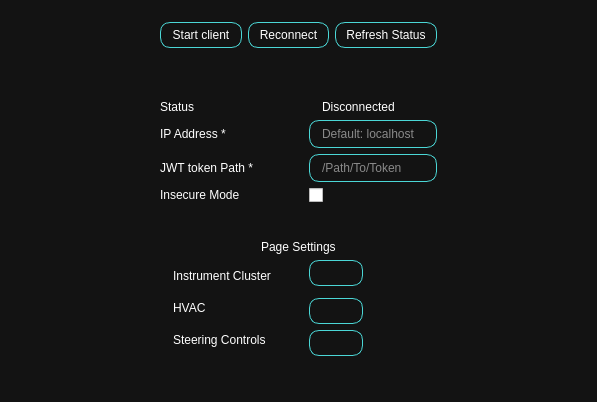
This is ui/Settings_Window.ui in suchinton/AGL_Demo_Control_Panel as Qt 5 draws it before an edit. The edited form follows.
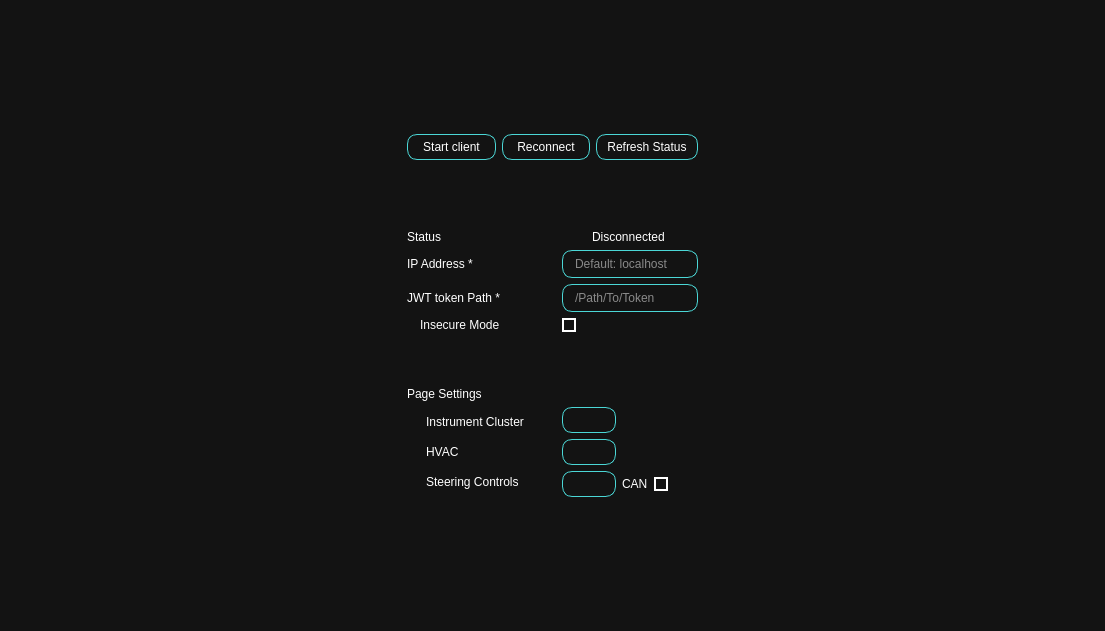
This is the edited form. Icons and pictures are not drawn.

Commit message:
Replace all check-boxes with custom toggle buttons
Replaced CAN <-> Kuksa & Insecure mode toggles with custom button with animation

Diff of the .ui file:
```diff
--- a/ui/Settings_Window.ui
+++ b/ui/Settings_Window.ui
@@ -6,8 +6,8 @@
    <rect>
     <x>0</x>
     <y>0</y>
-    <width>597</width>
-    <height>402</height>
+    <width>1105</width>
+    <height>631</height>
    </rect>
   </property>
   <property name="windowTitle">
@@ -44,11 +44,141 @@
 	padding: 5px 10px;
 	border: 1px solid #4BD7D6 ; /* light blue */
 	border-radius: 10px;
+}
+
+QCheckBox {
+  background-color: transparent;
+  color: white;
+}
+
+QCheckBox::indicator:unchecked {
+  border: 2px solid white;
+  background-color: transparent;
+}
+
+QCheckBox::indicator:checked {
+  background-color: #00ffff; /* Neon blue */
+  border: 2px solid #00cccc; /* Darker neon blue */
+}
+
+QCheckBox:disabled {
+  color: #aaaaaa; /* Grayed out text color */
+}
+
+QCheckBox:indicator:disabled {
+  background-color: #cccccc; /* Grayed out background */
 }</string>
   </property>
   <widget class="QWidget" name="centralwidget">
    <layout class="QGridLayout" name="gridLayout">
-    <item row="3" column="1" colspan="3">
+    <item row="1" column="3" rowspan="4">
+     <spacer name="horizontalSpacer">
+      <property name="orientation">
+       <enum>Qt::Horizontal</enum>
+      </property>
+      <property name="sizeHint" stdset="0">
+       <size>
+        <width>40</width>
+        <height>20</height>
+       </size>
+      </property>
+     </spacer>
+    </item>
+    <item row="1" column="1" colspan="2">
+     <widget class="QFrame" name="frame_2">
+      <property name="sizePolicy">
+       <sizepolicy hsizetype="Preferred" vsizetype="Fixed">
+        <horstretch>0</horstretch>
+        <verstretch>0</verstretch>
+       </sizepolicy>
+      </property>
+      <property name="frameShape">
+       <enum>QFrame::StyledPanel</enum>
+      </property>
+      <property name="frameShadow">
+       <enum>QFrame::Raised</enum>
+      </property>
+      <layout class="QHBoxLayout" name="horizontalLayout_2">
+       <item>
+        <widget class="QPushButton" name="startClientBtn">
+         <property name="text">
+          <string>Start client</string>
+         </property>
+         <property name="icon">
+          <iconset resource="../assets/res.qrc">
+           <normaloff>:/icons/feather/play.svg</normaloff>:/icons/feather/play.svg</iconset>
+         </property>
+         <property name="iconSize">
+          <size>
+           <width>30</width>
+           <height>30</height>
+          </size>
+         </property>
+        </widget>
+       </item>
+       <item>
+        <widget class="QPushButton" name="reconnectBtn">
+         <property name="text">
+          <string>Reconnect</string>
+         </property>
+         <property name="icon">
+          <iconset resource="../assets/res.qrc">
+           <normaloff>:/icons/feather/refresh-cw.svg</normaloff>:/icons/feather/refresh-cw.svg</iconset>
+         </property>
+         <property name="iconSize">
+          <size>
+           <width>30</width>
+           <height>30</height>
+          </size>
+         </property>
+        </widget>
+       </item>
+       <item>
+        <widget class="QPushButton" name="refreshBtn">
+         <property name="text">
+          <string>Refresh Status</string>
+         </property>
+         <property name="iconSize">
+          <size>
+           <width>30</width>
+           <height>30</height>
+          </size>
+         </property>
+        </widget>
+       </item>
+      </layout>
+     </widget>
+    </item>
+    <item row="4" column="1" colspan="2">
+     <spacer name="verticalSpacer">
+      <property name="orientation">
+       <enum>Qt::Vertical</enum>
+      </property>
+      <property name="sizeType">
+       <enum>QSizePolicy::Expanding</enum>
+      </property>
+      <property name="sizeHint" stdset="0">
+       <size>
+        <width>20</width>
+        <height>40</height>
+       </size>
+      </property>
+     </spacer>
+    </item>
+    <item row="1" column="0" rowspan="4">
+     <spacer name="horizontalSpacer_2">
+      <property name="orientation">
+       <enum>Qt::Horizontal</enum>
+      </property>
+      <property name="sizeHint" stdset="0">
+       <size>
+        <width>40</width>
+        <height>20</height>
+       </size>
+      </property>
+     </spacer>
+    </item>
+    <item row="3" column="1" colspan="2">
      <widget class="QFrame" name="frame_3">
       <property name="frameShape">
        <enum>QFrame::StyledPanel</enum>
@@ -57,51 +187,55 @@
        <enum>QFrame::Raised</enum>
       </property>
       <layout class="QGridLayout" name="gridLayout_2">
-       <item row="5" column="2" colspan="4">
-        <widget class="Line" name="line">
-         <property name="orientation">
-          <enum>Qt::Horizontal</enum>
+       <item row="10" column="8">
+        <widget class="QCheckBox" name="place_holder_toggle_2">
+         <property name="text">
+          <string/>
          </property>
         </widget>
        </item>
-       <item row="3" column="4" colspan="2">
-        <widget class="QLineEdit" name="tokenPathInput">
-         <property name="placeholderText">
-          <string>/Path/To/Token</string>
+       <item row="4" column="0">
+        <widget class="QLabel" name="label_9">
+         <property name="text">
+          <string/>
          </property>
         </widget>
        </item>
-       <item row="7" column="0" colspan="6" alignment="Qt::AlignHCenter">
-        <widget class="QLabel" name="label_2">
+       <item row="9" column="5" colspan="2" alignment="Qt::AlignLeft">
+        <widget class="QPushButton" name="pushButton_2">
          <property name="text">
-          <string>Page Settings</string>
+          <string/>
          </property>
+         <property name="icon">
+          <iconset resource="../assets/res.qrc">
+           <normaloff>:/icons/feather/eye.svg</normaloff>:/icons/feather/eye.svg</iconset>
+         </property>
+         <property name="iconSize">
+          <size>
+           <width>30</width>
+           <height>30</height>
+          </size>
+         </property>
         </widget>
        </item>
-       <item row="1" column="0" colspan="3">
-        <widget class="QLabel" name="status">
+       <item row="8" column="5" colspan="2" alignment="Qt::AlignLeft">
+        <widget class="QPushButton" name="pushButton">
          <property name="text">
-          <string>Status</string>
+          <string/>
          </property>
-        </widget>
-       </item>
-       <item row="1" column="3" rowspan="4">
-        <spacer name="horizontalSpacer_3">
-         <property name="orientation">
-          <enum>Qt::Horizontal</enum>
+         <property name="icon">
+          <iconset resource="../assets/res.qrc">
+           <normaloff>:/icons/feather/eye.svg</normaloff>:/icons/feather/eye.svg</iconset>
          </property>
-         <property name="sizeType">
-          <enum>QSizePolicy::Fixed</enum>
-         </property>
-         <property name="sizeHint" stdset="0">
+         <property name="iconSize">
           <size>
-           <width>20</width>
-           <height>20</height>
+           <width>30</width>
+           <height>30</height>
           </size>
          </property>
-        </spacer>
+        </widget>
        </item>
-       <item row="1" column="5">
+       <item row="1" column="6" colspan="7">
         <widget class="QLabel" name="connectionStatus">
          <property name="sizePolicy">
           <sizepolicy hsizetype="Expanding" vsizetype="Preferred">
@@ -114,7 +248,60 @@
          </property>
         </widget>
        </item>
-       <item row="8" column="1" rowspan="4">
+       <item row="3" column="0" colspan="4">
+        <widget class="QLabel" name="tokenPath">
+         <property name="text">
+          <string>JWT token Path *</string>
+         </property>
+        </widget>
+       </item>
+       <item row="4" column="1" colspan="3">
+        <widget class="QLabel" name="label">
+         <property name="text">
+          <string>Insecure Mode</string>
+         </property>
+        </widget>
+       </item>
+       <item row="1" column="4" rowspan="4">
+        <spacer name="horizontalSpacer_3">
+         <property name="orientation">
+          <enum>Qt::Horizontal</enum>
+         </property>
+         <property name="sizeType">
+          <enum>QSizePolicy::Fixed</enum>
+         </property>
+         <property name="sizeHint" stdset="0">
+          <size>
+           <width>20</width>
+           <height>20</height>
+          </size>
+         </property>
+        </spacer>
+       </item>
+       <item row="6" column="1" colspan="6">
+        <spacer name="verticalSpacer_4">
+         <property name="orientation">
+          <enum>Qt::Vertical</enum>
+         </property>
+         <property name="sizeHint" stdset="0">
+          <size>
+           <width>20</width>
+           <height>40</height>
+          </size>
+         </property>
+        </spacer>
+       </item>
+       <item row="4" column="5" colspan="2">
+        <widget class="QCheckBox" name="place_holder_toggle_1">
+         <property name="text">
+          <string/>
+         </property>
+         <property name="checked">
+          <bool>false</bool>
+         </property>
+        </widget>
+       </item>
+       <item row="8" column="2" rowspan="3">
         <widget class="QFrame" name="PageLabels">
          <property name="frameShape">
           <enum>QFrame::StyledPanel</enum>
@@ -162,37 +349,45 @@
          </layout>
         </widget>
        </item>
-       <item row="0" column="2" colspan="4">
-        <spacer name="verticalSpacer_2">
-         <property name="orientation">
-          <enum>Qt::Vertical</enum>
-         </property>
-         <property name="sizeType">
-          <enum>QSizePolicy::Maximum</enum>
-         </property>
-         <property name="sizeHint" stdset="0">
-          <size>
-           <width>20</width>
-           <height>40</height>
-          </size>
-         </property>
-        </spacer>
-       </item>
-       <item row="2" column="0" colspan="3">
+       <item row="2" column="0" colspan="4">
         <widget class="QLabel" name="IPAddr">
          <property name="text">
           <string>IP Address *</string>
          </property>
         </widget>
        </item>
-       <item row="2" column="4" colspan="2">
-        <widget class="QLineEdit" name="IPAddrInput">
+       <item row="5" column="3" colspan="4">
+        <widget class="Line" name="line">
+         <property name="orientation">
+          <enum>Qt::Horizontal</enum>
+         </property>
+        </widget>
+       </item>
+       <item row="1" column="0" colspan="4">
+        <widget class="QLabel" name="status">
+         <property name="text">
+          <string>Status</string>
+         </property>
+        </widget>
+       </item>
+       <item row="1" column="5">
+        <widget class="QLabel" name="connectionLogo">
+         <property name="text">
+          <string/>
+         </property>
+         <property name="pixmap">
+          <pixmap resource="../assets/res.qrc">:/icons/feather/alert-triangle.svg</pixmap>
+         </property>
+        </widget>
+       </item>
+       <item row="3" column="5" colspan="8">
+        <widget class="QLineEdit" name="tokenPathInput">
          <property name="placeholderText">
-          <string>Default: localhost</string>
+          <string>/Path/To/Token</string>
          </property>
         </widget>
        </item>
-       <item row="11" column="4" colspan="2" alignment="Qt::AlignLeft">
+       <item row="10" column="5" colspan="2" alignment="Qt::AlignLeft">
         <widget class="QPushButton" name="pushButton_3">
          <property name="text">
           <string/>
@@ -209,24 +404,7 @@
          </property>
         </widget>
        </item>
-       <item row="10" column="4" colspan="2" alignment="Qt::AlignLeft">
-        <widget class="QPushButton" name="pushButton_2">
-         <property name="text">
-          <string/>
-         </property>
-         <property name="icon">
-          <iconset resource="../assets/res.qrc">
-           <normaloff>:/icons/feather/eye.svg</normaloff>:/icons/feather/eye.svg</iconset>
-         </property>
-         <property name="iconSize">
-          <size>
-           <width>30</width>
-           <height>30</height>
-          </size>
-         </property>
-        </widget>
-       </item>
-       <item row="8" column="0" rowspan="4">
+       <item row="8" column="1" rowspan="3">
         <widget class="QFrame" name="PageIcons">
          <property name="frameShape">
           <enum>QFrame::StyledPanel</enum>
@@ -250,145 +428,24 @@
           <property name="bottomMargin">
            <number>0</number>
           </property>
-          <item>
-           <widget class="QLabel" name="label_6">
-            <property name="sizePolicy">
-             <sizepolicy hsizetype="Fixed" vsizetype="Ignored">
-              <horstretch>0</horstretch>
-              <verstretch>0</verstretch>
-             </sizepolicy>
-            </property>
-            <property name="maximumSize">
-             <size>
-              <width>25</width>
-              <height>25</height>
-             </size>
-            </property>
-            <property name="text">
-             <string/>
-            </property>
-            <property name="pixmap">
-             <pixmap resource="../assets/res.qrc">:/Images/Images/IC.svg</pixmap>
-            </property>
-            <property name="scaledContents">
-             <bool>true</bool>
-            </property>
-           </widget>
-          </item>
-          <item>
-           <widget class="QLabel" name="label_7">
-            <property name="sizePolicy">
-             <sizepolicy hsizetype="Fixed" vsizetype="Fixed">
-              <horstretch>0</horstretch>
-              <verstretch>0</verstretch>
-             </sizepolicy>
-            </property>
-            <property name="maximumSize">
-             <size>
-              <width>25</width>
-              <height>25</height>
-             </size>
-            </property>
-            <property name="text">
-             <string/>
-            </property>
-            <property name="pixmap">
-             <pixmap resource="../assets/res.qrc">:/icons/feather/wind.svg</pixmap>
-            </property>
-            <property name="scaledContents">
-             <bool>true</bool>
-            </property>
-           </widget>
-          </item>
-          <item>
-           <widget class="QLabel" name="label_8">
-            <property name="sizePolicy">
-             <sizepolicy hsizetype="Fixed" vsizetype="Fixed">
-              <horstretch>0</horstretch>
-              <verstretch>0</verstretch>
-             </sizepolicy>
-            </property>
-            <property name="maximumSize">
-             <size>
-              <width>25</width>
-              <height>25</height>
-             </size>
-            </property>
-            <property name="text">
-             <string/>
-            </property>
-            <property name="pixmap">
-             <pixmap resource="../assets/res.qrc">:/Images/Images/steering-wheel.svg</pixmap>
-            </property>
-            <property name="scaledContents">
-             <bool>true</bool>
-            </property>
-           </widget>
-          </item>
          </layout>
         </widget>
        </item>
-       <item row="4" column="0" colspan="3">
-        <widget class="QLabel" name="label">
-         <property name="text">
-          <string>Insecure Mode</string>
+       <item row="2" column="5" colspan="8">
+        <widget class="QLineEdit" name="IPAddrInput">
+         <property name="placeholderText">
+          <string>Default: localhost</string>
          </property>
         </widget>
        </item>
-       <item row="4" column="4" colspan="2">
-        <widget class="QCheckBox" name="SSLToggle">
-         <property name="text">
-          <string/>
-         </property>
-         <property name="icon">
-          <iconset resource="../assets/res.qrc">
-           <normaloff>:/icons/feather/shield.svg</normaloff>
-           <normalon>:/icons/feather/shield-off.svg</normalon>:/icons/feather/shield.svg</iconset>
-         </property>
-         <property name="checked">
-          <bool>false</bool>
-         </property>
-        </widget>
-       </item>
-       <item row="3" column="0" colspan="3">
-        <widget class="QLabel" name="tokenPath">
-         <property name="text">
-          <string>JWT token Path *</string>
-         </property>
-        </widget>
-       </item>
-       <item row="8" column="4" colspan="2" alignment="Qt::AlignLeft">
-        <widget class="QPushButton" name="pushButton">
-         <property name="text">
-          <string/>
-         </property>
-         <property name="icon">
-          <iconset resource="../assets/res.qrc">
-           <normaloff>:/icons/feather/eye.svg</normaloff>:/icons/feather/eye.svg</iconset>
-         </property>
-         <property name="iconSize">
-          <size>
-           <width>30</width>
-           <height>30</height>
-          </size>
-         </property>
-        </widget>
-       </item>
-       <item row="1" column="4">
-        <widget class="QLabel" name="connectionLogo">
-         <property name="text">
-          <string/>
-         </property>
-         <property name="pixmap">
-          <pixmap resource="../assets/res.qrc">:/icons/feather/alert-triangle.svg</pixmap>
-         </property>
-        </widget>
-       </item>
-       <item row="6" column="0" colspan="6">
-        <spacer name="verticalSpacer_4">
+       <item row="0" column="3" colspan="4">
+        <spacer name="verticalSpacer_2">
          <property name="orientation">
           <enum>Qt::Vertical</enum>
          </property>
+         <property name="sizeType">
+          <enum>QSizePolicy::Maximum</enum>
+         </property>
          <property name="sizeHint" stdset="0">
           <size>
            <width>20</width>
@@ -397,121 +454,100 @@
          </property>
         </spacer>
        </item>
-      </layout>
-     </widget>
-    </item>
-    <item row="1" column="4" rowspan="5">
-     <spacer name="horizontalSpacer">
-      <property name="orientation">
-       <enum>Qt::Horizontal</enum>
-      </property>
-      <property name="sizeHint" stdset="0">
-       <size>
-        <width>40</width>
-        <height>20</height>
-       </size>
-      </property>
-     </spacer>
-    </item>
-    <item row="1" column="1" colspan="3">
-     <widget class="QFrame" name="frame_2">
-      <property name="sizePolicy">
-       <sizepolicy hsizetype="Preferred" vsizetype="Fixed">
-        <horstretch>0</horstretch>
-        <verstretch>0</verstretch>
-       </sizepolicy>
-      </property>
-      <property name="frameShape">
-       <enum>QFrame::StyledPanel</enum>
-      </property>
-      <property name="frameShadow">
-       <enum>QFrame::Raised</enum>
-      </property>
-      <layout class="QHBoxLayout" name="horizontalLayout_2">
-       <item>
-        <widget class="QPushButton" name="startClientBtn">
+       <item row="10" column="7">
+        <widget class="QLabel" name="label_10">
          <property name="text">
-          <string>Start client</string>
+          <string>CAN</string>
          </property>
-         <property name="icon">
-          <iconset resource="../assets/res.qrc">
-           <normaloff>:/icons/feather/play.svg</normaloff>:/icons/feather/play.svg</iconset>
+        </widget>
+       </item>
+       <item row="7" column="0" colspan="13">
+        <widget class="QLabel" name="label_2">
+         <property name="text">
+          <string>Page Settings</string>
          </property>
-         <property name="iconSize">
+        </widget>
+       </item>
+       <item row="8" column="0">
+        <widget class="QLabel" name="label_6">
+         <property name="sizePolicy">
+          <sizepolicy hsizetype="Fixed" vsizetype="Ignored">
+           <horstretch>0</horstretch>
+           <verstretch>0</verstretch>
+          </sizepolicy>
+         </property>
+         <property name="maximumSize">
           <size>
-           <width>30</width>
-           <height>30</height>
+           <width>25</width>
+           <height>25</height>
           </size>
          </property>
-        </widget>
-       </item>
-       <item>
-        <widget class="QPushButton" name="reconnectBtn">
          <property name="text">
-          <string>Reconnect</string>
+          <string/>
          </property>
          <property name="icon">
           <iconset resource="../assets/res.qrc">
            <normaloff>:/icons/feather/refresh-cw.svg</normaloff>:/icons/feather/refresh-cw.svg</iconset>
          </property>
-         <property name="iconSize">
+         <property name="scaledContents">
+          <bool>true</bool>
+         </property>
+        </widget>
+       </item>
+       <item row="9" column="0">
+        <widget class="QLabel" name="label_7">
+         <property name="sizePolicy">
+          <sizepolicy hsizetype="Fixed" vsizetype="Fixed">
+           <horstretch>0</horstretch>
+           <verstretch>0</verstretch>
+          </sizepolicy>
+         </property>
+         <property name="maximumSize">
           <size>
-           <width>30</width>
-           <height>30</height>
+           <width>25</width>
+           <height>25</height>
           </size>
          </property>
+         <property name="text">
+          <string/>
+         </property>
+         <property name="pixmap">
+          <pixmap resource="../assets/res.qrc">:/icons/feather/wind.svg</pixmap>
+         </property>
+         <property name="scaledContents">
+          <bool>true</bool>
+         </property>
         </widget>
        </item>
-       <item>
-        <widget class="QPushButton" name="refreshBtn">
-         <property name="text">
-          <string>Refresh Status</string>
+       <item row="10" column="0">
+        <widget class="QLabel" name="label_8">
+         <property name="sizePolicy">
+          <sizepolicy hsizetype="Fixed" vsizetype="Fixed">
+           <horstretch>0</horstretch>
+           <verstretch>0</verstretch>
+          </sizepolicy>
          </property>
-         <property name="iconSize">
+         <property name="maximumSize">
           <size>
-           <width>30</width>
-           <height>30</height>
+           <width>25</width>
+           <height>25</height>
           </size>
          </property>
+         <property name="text">
+          <string/>
+         </property>
+         <property name="pixmap">
+          <pixmap resource="../assets/res.qrc">:/Images/Images/steering-wheel.svg</pixmap>
+         </property>
+         <property name="scaledContents">
+          <bool>true</bool>
+         </property>
         </widget>
        </item>
       </layout>
      </widget>
     </item>
-    <item row="5" column="1" colspan="3">
-     <spacer name="verticalSpacer">
-      <property name="orientation">
-       <enum>Qt::Vertical</enum>
-      </property>
-      <property name="sizeType">
-       <enum>QSizePolicy::Expanding</enum>
-      </property>
-      <property name="sizeHint" stdset="0">
-       <size>
-        <width>20</width>
-        <height>40</height>
-       </size>
-      </property>
-     </spacer>
-    </item>
-    <item row="4" column="2" colspan="2">
-     <widget class="QFrame" name="frame">
-      <property name="sizePolicy">
-       <sizepolicy hsizetype="Preferred" vsizetype="Maximum">
-        <horstretch>0</horstretch>
-        <verstretch>0</verstretch>
-       </sizepolicy>
-      </property>
-      <property name="frameShape">
-       <enum>QFrame::StyledPanel</enum>
-      </property>
-      <property name="frameShadow">
-       <enum>QFrame::Raised</enum>
-      </property>
-      <layout class="QHBoxLayout" name="horizontalLayout"/>
-     </widget>
-    </item>
-    <item row="0" column="0" colspan="5">
+    <item row="0" column="0" colspan="4">
      <spacer name="verticalSpacer_3">
       <property name="orientation">
        <enum>Qt::Vertical</enum>
@@ -524,19 +560,6 @@
       </property>
      </spacer>
     </item>
-    <item row="1" column="0" rowspan="5">
-     <spacer name="horizontalSpacer_2">
-      <property name="orientation">
-       <enum>Qt::Horizontal</enum>
-      </property>
-      <property name="sizeHint" stdset="0">
-       <size>
-        <width>40</width>
-        <height>20</height>
-       </size>
-      </property>
-     </spacer>
-    </item>
    </layout>
   </widget>
  </widget>
```
Left out of the diff: 10 changed lines with no effect on the pictures. The commit also changes 1 other file.
